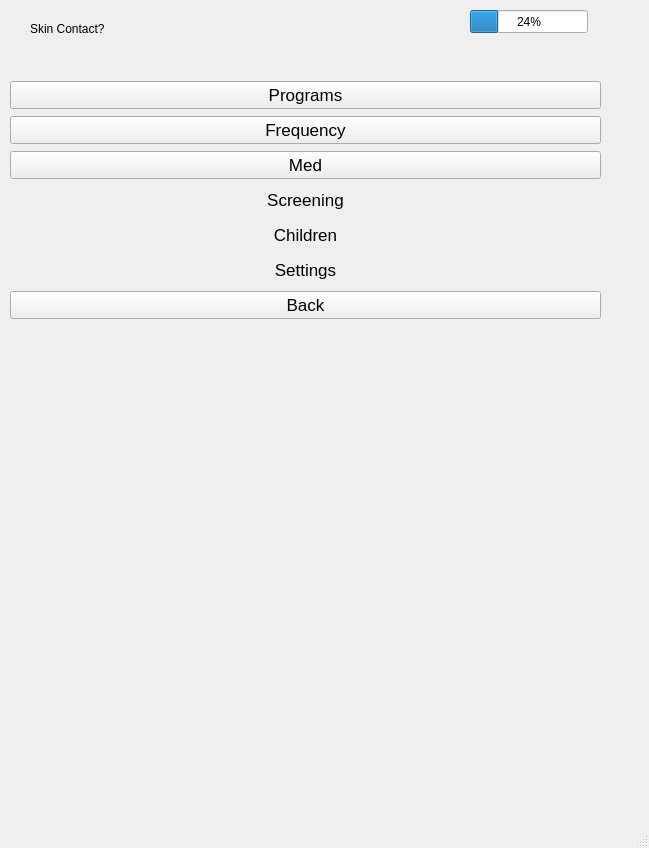
Before: the Qt Designer form JoshUI/denasui.ui in cameronSlupeiks/DenasEmulator, drawn with Qt 5.
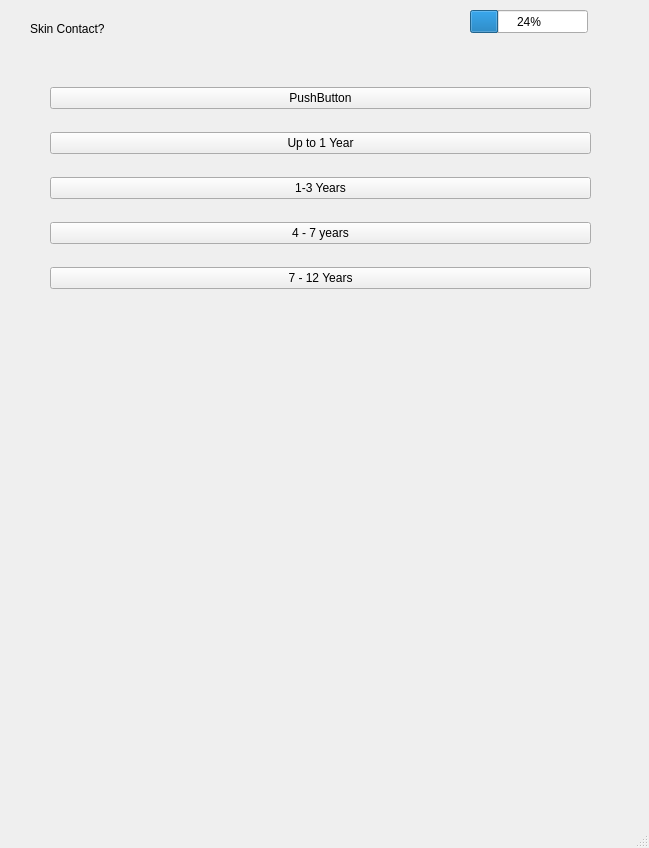
After: the same form once the commit is applied. The open tabs and pages were chosen to show the change.

Commit message: UI changes + basic mmenu button functionailty

```diff
--- a/JoshUI/denasui.ui
+++ b/JoshUI/denasui.ui
@@ -43,7 +43,7 @@
    <widget class="QStackedWidget" name="stackedWidget">
     <property name="geometry">
      <rect>
-      <x>0</x>
+      <x>10</x>
       <y>40</y>
       <width>611</width>
       <height>311</height>
@@ -59,7 +59,7 @@
         <x>10</x>
         <y>40</y>
         <width>591</width>
-        <height>241</height>
+        <height>248</height>
        </rect>
       </property>
       <layout class="QVBoxLayout" name="verticalLayout">
@@ -384,6 +384,56 @@
     </widget>
     <widget class="QWidget" name="med"/>
     <widget class="QWidget" name="screening"/>
+    <widget class="QWidget" name="Child">
+     <widget class="QWidget" name="layoutWidget">
+      <property name="geometry">
+       <rect>
+        <x>40</x>
+        <y>30</y>
+        <width>541</width>
+        <height>241</height>
+       </rect>
+      </property>
+      <layout class="QVBoxLayout" name="verticalLayout_3">
+       <item>
+        <widget class="QPushButton" name="ToggleChild">
+         <property name="text">
+          <string>PushButton</string>
+         </property>
+        </widget>
+       </item>
+       <item>
+        <widget class="QPushButton" name="childUnder1Year">
+         <property name="text">
+          <string>Up to 1 Year</string>
+         </property>
+        </widget>
+       </item>
+       <item>
+        <widget class="QPushButton" name="child1_3Years">
+         <property name="text">
+          <string>1-3 Years</string>
+         </property>
+        </widget>
+       </item>
+       <item>
+        <widget class="QPushButton" name="child4_7Year">
+         <property name="text">
+          <string>4 - 7 years</string>
+         </property>
+        </widget>
+       </item>
+       <item>
+        <widget class="QPushButton" name="child7_12Years">
+         <property name="text">
+          <string>7 - 12 Years</string>
+         </property>
+        </widget>
+       </item>
+      </layout>
+     </widget>
+    </widget>
+    <widget class="QWidget" name="Settings"/>
    </widget>
    <zorder>stackedWidget</zorder>
    <zorder>progressBar</zorder>
```
Left out of the diff: 2 changed lines with no effect on the pictures. The commit also changes 4 other files.
